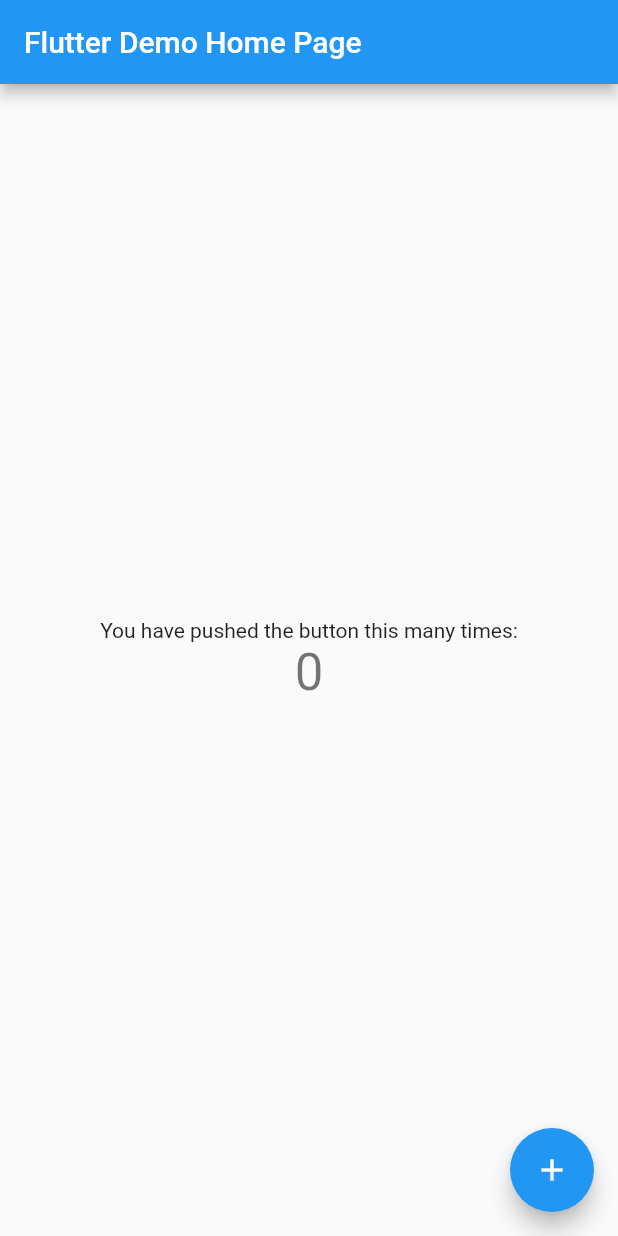
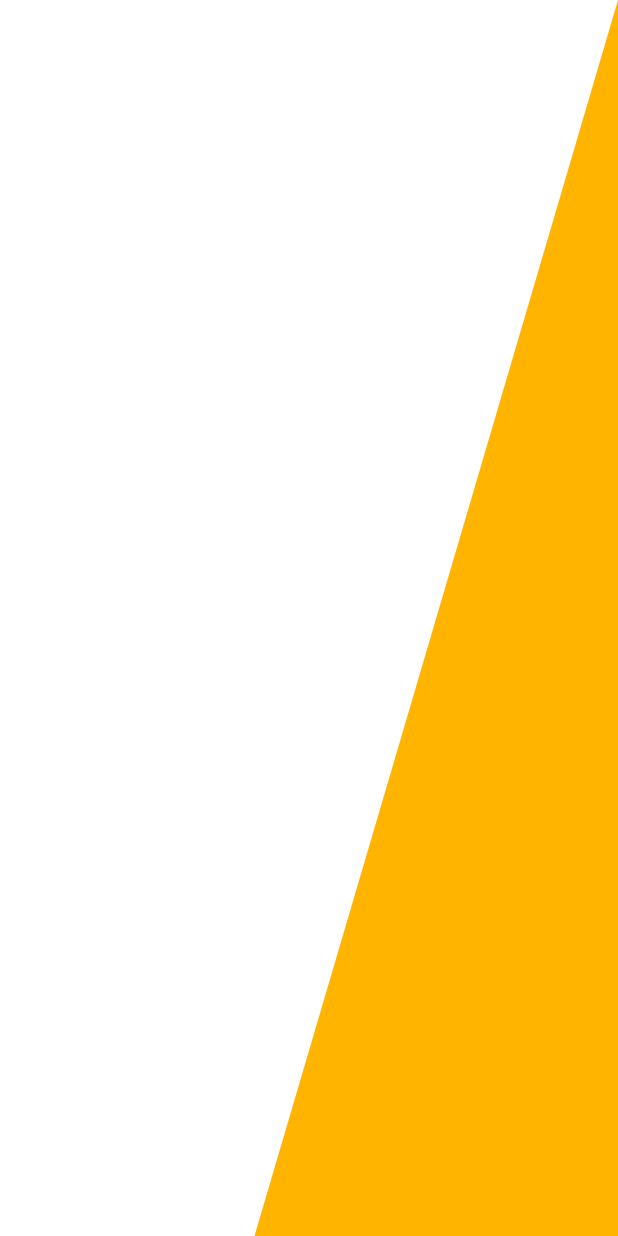
Before and after one commit to Simenya/kyuNutri, a Flutter app: the screen it shows after launch, on a phone screen of 412 x 824 dp. Run offline on Flutter 3.47's test engine with Material 2 defaults, Android fonts, the phone set to English and light mode, and no system bars.

Commit message:
successfully made da framework

```diff
--- /dev/null
+++ b/lib/Pages/home.dart
@@ -0,0 +1,48 @@
+import 'package:flutter/material.dart';
+
+class Home extends StatelessWidget {
+  const Home({super.key});
+
+  @override
+  Widget build(BuildContext context) {
+    // Getting the height and width of the screen
+    var width = MediaQuery.of(context).size.width;
+    var height = MediaQuery.of(context).size.height;
+
+    return Row(mainAxisAlignment: MainAxisAlignment.end,
+
+        // child: Center(
+        children: [
+          ClipPath(
+              clipper: MyClipPath(),
+              child: Container(
+                color: const Color.fromRGBO(255, 180, 0, 1),
+                height: height,
+                width: width / 1.7,
+                // ),
+              ))
+        ]);
+  }
+}
+
+class MyClipPath extends CustomClipper<Path> {
+  @override
+  Path getClip(Size size) {
+    var path = Path();
+    path.moveTo(0, size.height);
+    // var ctrl1 = Offset(50, size.height);
+    // var ctrl2 = Offset(size.width / 2, size.height);
+    // path.quadraticBezierTo(ctrl1.dx, ctrl1.dy, ctrl2.dx, ctrl2.dy);
+    path.lineTo(size.width, 0);
+    path.lineTo(size.width, size.height);
+
+    path.close();
+
+    return path;
+  }
+
+  @override
+  bool shouldReclip(covariant CustomClipper<Path> oldClipper) {
+    return true;
+  }
+}
--- a/lib/main.dart
+++ b/lib/main.dart
@@ -1,115 +1,19 @@
 import 'package:flutter/material.dart';
+import './Sign/login.dart';
+import './Sign/signup.dart';
+import './Pages/home.dart';
+import './Pages/about.dart';
+import './Pages/reports.dart';
+import './Pages/menu.dart';
 
-void main() {
-  runApp(const MyApp());
-}
-
-class MyApp extends StatelessWidget {
-  const MyApp({super.key});
-
-  // This widget is the root of your application.
-  @override
-  Widget build(BuildContext context) {
-    return MaterialApp(
-      title: 'Flutter Demo',
-      theme: ThemeData(
-        // This is the theme of your application.
-        //
-        // Try running your application with "flutter run". You'll see the
-        // application has a blue toolbar. Then, without quitting the app, try
-        // changing the primarySwatch below to Colors.green and then invoke
-        // "hot reload" (press "r" in the console where you ran "flutter run",
-        // or simply save your changes to "hot reload" in a Flutter IDE).
-        // Notice that the counter didn't reset back to zero; the application
-        // is not restarted.
-        primarySwatch: Colors.blue,
-      ),
-      home: const MyHomePage(title: 'Flutter Demo Home Page'),
-    );
-  }
-}
-
-class MyHomePage extends StatefulWidget {
-  const MyHomePage({super.key, required this.title});
-
-  // This widget is the home page of your application. It is stateful, meaning
-  // that it has a State object (defined below) that contains fields that affect
-  // how it looks.
-
-  // This class is the configuration for the state. It holds the values (in this
-  // case the title) provided by the parent (in this case the App widget) and
-  // used by the build method of the State. Fields in a Widget subclass are
-  // always marked "final".
-
-  final String title;
-
-  @override
-  State<MyHomePage> createState() => _MyHomePageState();
-}
-
-class _MyHomePageState extends State<MyHomePage> {
-  int _counter = 0;
-
-  void _incrementCounter() {
-    setState(() {
-      // This call to setState tells the Flutter framework that something has
-      // changed in this State, which causes it to rerun the build method below
-      // so that the display can reflect the updated values. If we changed
-      // _counter without calling setState(), then the build method would not be
-      // called again, and so nothing would appear to happen.
-      _counter++;
-    });
-  }
-
-  @override
-  Widget build(BuildContext context) {
-    // This method is rerun every time setState is called, for instance as done
-    // by the _incrementCounter method above.
-    //
-    // The Flutter framework has been optimized to make rerunning build methods
-    // fast, so that you can just rebuild anything that needs updating rather
-    // than having to individually change instances of widgets.
-    return Scaffold(
-      appBar: AppBar(
-        // Here we take the value from the MyHomePage object that was created by
-        // the App.build method, and use it to set our appbar title.
-        title: Text(widget.title),
-      ),
-      body: Center(
-        // Center is a layout widget. It takes a single child and positions it
-        // in the middle of the parent.
-        child: Column(
-          // Column is also a layout widget. It takes a list of children and
-          // arranges them vertically. By default, it sizes itself to fit its
-          // children horizontally, and tries to be as tall as its parent.
-          //
-          // Invoke "debug painting" (press "p" in the console, choose the
-          // "Toggle Debug Paint" action from the Flutter Inspector in Android
-          // Studio, or the "Toggle Debug Paint" command in Visual Studio Code)
-          // to see the wireframe for each widget.
-          //
-          // Column has various properties to control how it sizes itself and
-          // how it positions its children. Here we use mainAxisAlignment to
-          // center the children vertically; the main axis here is the vertical
-          // axis because Columns are vertical (the cross axis would be
-          // horizontal).
-          mainAxisAlignment: MainAxisAlignment.center,
-          children: <Widget>[
-            const Text(
-              'You have pushed the button this many times:',
-            ),
-            Text(
-              '$_counter',
-              style: Theme.of(context).textTheme.headline4,
-            ),
-          ],
-        ),
-      ),
-      floatingActionButton: FloatingActionButton(
-        onPressed: _incrementCounter,
-        tooltip: 'Increment',
-        child: const Icon(Icons.add),
-      ), // This trailing comma makes auto-formatting nicer for build methods.
-    );
-  }
-}
+void main() => runApp(MaterialApp(
+        debugShowCheckedModeBanner: true,
+        initialRoute: '/home',
+        routes: {
+          '/': (context) => const Login(),
+          '/signup': (context) => const Signup(),
+          '/home': (context) => const Home(),
+          '/about': (context) => const About(),
+          '/menu': (context) => const Menu(),
+          '/report': (context) => const Reports(),
+        }));
--- a/pubspec.yaml
+++ b/pubspec.yaml
@@ -64,9 +64,9 @@
   uses-material-design: true
 
   # To add assets to your application, add an assets section, like this:
-  # assets:
-  #   - images/a_dot_burr.jpeg
-  #   - images/a_dot_ham.jpeg
+  assets:
+    - first.jpg
+    - topview.jpg
 
   # An image asset can refer to one or more resolution-specific "variants", see
   # https://flutter.dev/assets-and-images/#resolution-aware
```
Also changed, not shown: lib/Pages/about.dart (added, +22 -0 lines), lib/Pages/menu.dart (added, +47 -0 lines), lib/Pages/reports.dart (added, +25 -0 lines), lib/Sign/login.dart (added, +22 -0 lines), lib/Sign/signup.dart (added, +24 -0 lines), assets/first.jpg (added), lib/constants.dart (added), lib/models/dishes_model.dart (added), lib/models/usermodel.dart (added), 1 other file.
